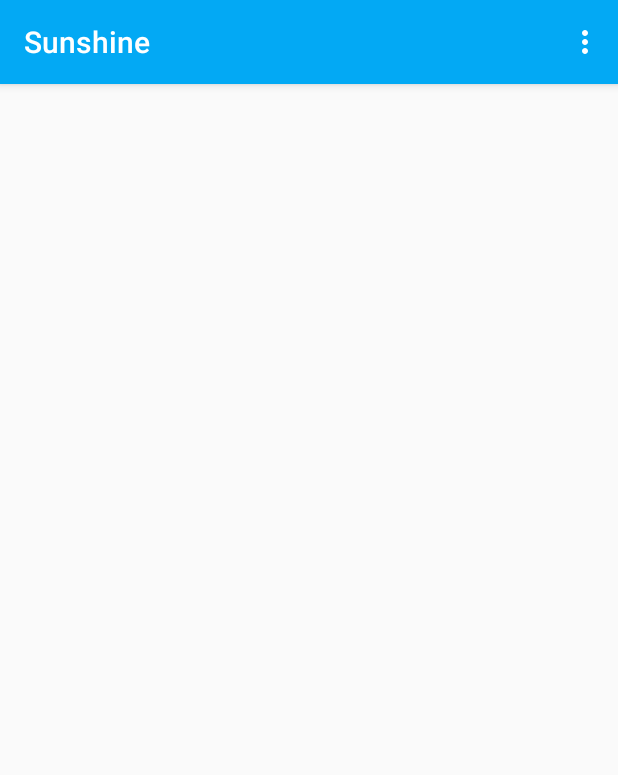
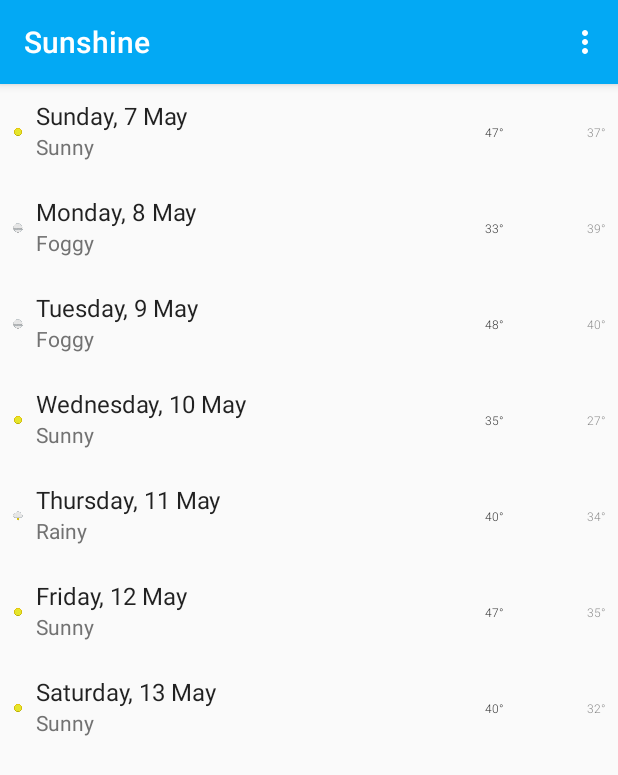
Before and after one commit to dekzitfz/sunshine, an Android app: the screen it shows after launch (MainActivity), on a phone screen of 412 x 824 dp. Shown: the top 775 px of the screen. Run offline under Robolectric (Android 15) with nearby library versions, the phone set to English and light mode, and no system bars; our stand-ins replace ButterKnife.

Commit message:
recyclerview using dummy data

```diff
--- a/app/src/main/java/bali/iak/sunshine/MainActivity.java
+++ b/app/src/main/java/bali/iak/sunshine/MainActivity.java
@@ -1,40 +1,29 @@
 package bali.iak.sunshine;
 
 import android.content.Intent;
+import android.os.Bundle;
 import android.support.v7.app.AppCompatActivity;
-import android.os.Bundle;
 import android.support.v7.widget.LinearLayoutManager;
 import android.support.v7.widget.RecyclerView;
-import android.util.Log;
 import android.view.Menu;
 import android.view.MenuInflater;
 import android.view.MenuItem;
-
-import com.android.volley.Request;
-import com.android.volley.RequestQueue;
-import com.android.volley.Response;
-import com.android.volley.VolleyError;
-import com.android.volley.toolbox.StringRequest;
-import com.android.volley.toolbox.Volley;
-import com.google.gson.Gson;
 
 import java.util.ArrayList;
 import java.util.List;
 
 import bali.iak.sunshine.adapter.ForecastListAdapter;
-import bali.iak.sunshine.model.DailyForecast;
-import bali.iak.sunshine.model.ListItem;
+import bali.iak.sunshine.model.DummyForecast;
 import butterknife.BindView;
 import butterknife.ButterKnife;
 
 public class MainActivity extends AppCompatActivity {
     private final static String TAG = MainActivity.class.getSimpleName();
 
-    // TES TES
     @BindView(R.id.rv_forecast)RecyclerView rvForecast;
 
     private ForecastListAdapter forecastListAdapter;
-    private List<ListItem> forecastData = new ArrayList<>();
+    private List<DummyForecast> forecastData = new ArrayList<>();
 
     @Override
     protected void onCreate(Bundle savedInstanceState) {
@@ -46,50 +35,30 @@ public class MainActivity extends AppCompatActivity {
     }
 
     private void setupData(){
-        forecastListAdapter = new ForecastListAdapter(forecastData,MainActivity.this);
+        forecastListAdapter = new ForecastListAdapter(forecastData, MainActivity.this);
         rvForecast.setLayoutManager(new LinearLayoutManager(this));
         rvForecast.setAdapter(forecastListAdapter);
-
         getData();
     }
 
     private void getData(){
-        RequestQueue requestQueue = Volley.newRequestQueue(this);
+        DummyForecast dummyForecast1 = new DummyForecast("Sunday, 7 May", "Sunny", "47", "37", 955);
+        DummyForecast dummyForecast2 = new DummyForecast("Monday, 8 May", "Foggy", "33", "39", 702);
+        DummyForecast dummyForecast3 = new DummyForecast("Tuesday, 9 May", "Foggy", "48", "40", 702);
+        DummyForecast dummyForecast4 = new DummyForecast("Wednesday, 10 May", "Sunny", "35", "27", 955);
+        DummyForecast dummyForecast5 = new DummyForecast("Thursday, 11 May", "Rainy", "40", "34", 505);
+        DummyForecast dummyForecast6 = new DummyForecast("Friday, 12 May", "Sunny", "47", "35", 955);
+        DummyForecast dummyForecast7 = new DummyForecast("Saturday, 13 May", "Sunny", "40", "32", 955);
 
-        final String url = "http://api.openweathermap.org/data/2.5/forecast/daily?lat=-8.650000&lon=115.216667&cnt=16&appid=83003ca00bb8eec11d7976f5ee0282fd&units=metric";
+        forecastData.add(dummyForecast1);
+        forecastData.add(dummyForecast2);
+        forecastData.add(dummyForecast3);
+        forecastData.add(dummyForecast4);
+        forecastData.add(dummyForecast5);
+        forecastData.add(dummyForecast6);
+        forecastData.add(dummyForecast7);
 
-        StringRequest request = new StringRequest(
-                Request.Method.GET,
-                url,
-                new Response.Listener<String>() {
-                    @Override
-                    public void onResponse(String response) {
-                        Log.d(TAG,"response RECEIVED!!!");
-                        Log.i(TAG,response);
-                        Gson gson = new Gson();
-                        try {
-                            DailyForecast dailyForecast = gson.fromJson(response,DailyForecast.class);
-                            for(ListItem item : dailyForecast.getList()){
-                                forecastData.add(item);
-                            }
-                            forecastListAdapter.notifyDataSetChanged();
-                        }catch (Exception e){
-                            Log.e(TAG,e.getMessage());
-                        }
-                    }
-                },
-                new Response.ErrorListener() {
-                    @Override
-                    public void onErrorResponse(VolleyError error) {
-                        if(error!=null){
-                            Log.e(TAG,error.getMessage());
-                        }else{
-                            Log.e(TAG,"Something wrong happened");
-                        }
-                    }
-                });
-
-        requestQueue.add(request);
+        forecastListAdapter.notifyDataSetChanged();
     }
 
     @Override
--- a/app/src/main/java/bali/iak/sunshine/adapter/ForecastListAdapter.java
+++ b/app/src/main/java/bali/iak/sunshine/adapter/ForecastListAdapter.java
@@ -10,7 +10,7 @@ import java.util.List;
 
 import bali.iak.sunshine.R;
 import bali.iak.sunshine.adapter.viewholder.ForecastItemViewHolder;
-import bali.iak.sunshine.model.ListItem;
+import bali.iak.sunshine.model.DummyForecast;
 
 /**
  * Created by DEKZ on 5/3/2017.
@@ -18,10 +18,10 @@ import bali.iak.sunshine.model.ListItem;
 
 public class ForecastListAdapter extends RecyclerView.Adapter<RecyclerView.ViewHolder> {
 
-    private List<ListItem> data = new ArrayList<>();
+    private List<DummyForecast> data = new ArrayList<>();
     private Context context;
 
-    public ForecastListAdapter(List<ListItem> data, Context context) {
+    public ForecastListAdapter(List<DummyForecast> data, Context context) {
         this.data = data;
         this.context = context;
     }
--- a/app/src/main/java/bali/iak/sunshine/adapter/viewholder/ForecastItemViewHolder.java
+++ b/app/src/main/java/bali/iak/sunshine/adapter/viewholder/ForecastItemViewHolder.java
@@ -7,7 +7,7 @@ import android.widget.ImageView;
 import android.widget.TextView;
 
 import bali.iak.sunshine.R;
-import bali.iak.sunshine.model.ListItem;
+import bali.iak.sunshine.model.DummyForecast;
 import bali.iak.sunshine.utilities.SunshineWeatherUtils;
 import butterknife.BindView;
 import butterknife.ButterKnife;
@@ -29,21 +29,19 @@ public class ForecastItemViewHolder extends RecyclerView.ViewHolder {
         ButterKnife.bind(this,itemView);
     }
 
-    public void bind(final ListItem data, Context context){
+    public void bind(final DummyForecast data, Context context){
         weatherIcon.setImageResource(
                 SunshineWeatherUtils
-                        .getSmallArtResourceIdForWeatherCondition(
-                                data.getWeather().get(0).getId()
-                        )
+                        .getSmallArtResourceIdForWeatherCondition(data.getWeatherId())
         );
 
-        date.setText(data.getReadableTime());
-        weatherDescription.setText(data.getWeather().get(0).getDescription());
+        date.setText(data.getDate());
+        weatherDescription.setText(data.getWeatherDescription());
         highTemp.setText(
-                SunshineWeatherUtils.formatTemperature(context,data.getTemp().getMax())
+                SunshineWeatherUtils.formatTemperature(context, Double.parseDouble(data.getHighTemperature()))
         );
         lowTemp.setText(
-                SunshineWeatherUtils.formatTemperature(context,data.getTemp().getMin())
+                SunshineWeatherUtils.formatTemperature(context, Double.parseDouble(data.getLowTemperature()))
         );
     }
 }
--- /dev/null
+++ b/app/src/main/java/bali/iak/sunshine/model/DummyForecast.java
@@ -0,0 +1,62 @@
+package bali.iak.sunshine.model;
+
+/**
+ * Created by awidiyadew on 5/4/17.
+ */
+
+public class DummyForecast {
+
+    private String date;
+    private String weatherDescription;
+    private String highTemperature;
+    private String lowTemperature;
+    private int weatherId;
+
+    public DummyForecast(String date, String weatherDescription, String highTemperature, String lowTemperature, int weatherId) {
+        this.date = date;
+        this.weatherDescription = weatherDescription;
+        this.highTemperature = highTemperature;
+        this.lowTemperature = lowTemperature;
+        this.weatherId = weatherId;
+    }
+
+    public String getDate() {
+        return date;
+    }
+
+    public void setDate(String date) {
+        this.date = date;
+    }
+
+    public String getWeatherDescription() {
+        return weatherDescription;
+    }
+
+    public void setWeatherDescription(String weatherDescription) {
+        this.weatherDescription = weatherDescription;
+    }
+
+    public String getHighTemperature() {
+        return highTemperature;
+    }
+
+    public void setHighTemperature(String highTemperature) {
+        this.highTemperature = highTemperature;
+    }
+
+    public String getLowTemperature() {
+        return lowTemperature;
+    }
+
+    public void setLowTemperature(String lowTemperature) {
+        this.lowTemperature = lowTemperature;
+    }
+
+    public int getWeatherId() {
+        return weatherId;
+    }
+
+    public void setWeatherId(int weatherId) {
+        this.weatherId = weatherId;
+    }
+}
--- a/app/src/main/res/layout/activity_main.xml
+++ b/app/src/main/res/layout/activity_main.xml
@@ -8,8 +8,8 @@
 
     <android.support.v7.widget.RecyclerView
         android:id="@+id/rv_forecast"
-        android:layout_width="368dp"
-        android:layout_height="495dp"
+        android:layout_width="match_parent"
+        android:layout_height="match_parent"
         android:layout_marginBottom="0dp"
         android:layout_marginLeft="0dp"
         android:layout_marginTop="0dp"
```
Also changed, not shown: app/src/main/java/bali/iak/sunshine/model/City.java (deleted, +0 -73 lines), app/src/main/java/bali/iak/sunshine/model/Coord.java (deleted, +0 -37 lines), app/src/main/java/bali/iak/sunshine/model/DailyForecast.java (deleted, +0 -74 lines), app/src/main/java/bali/iak/sunshine/model/ListItem.java (deleted, +0 -134 lines), app/src/main/java/bali/iak/sunshine/model/Temp.java (deleted, +0 -85 lines), app/src/main/java/bali/iak/sunshine/model/WeatherItem.java (deleted, +0 -61 lines).
